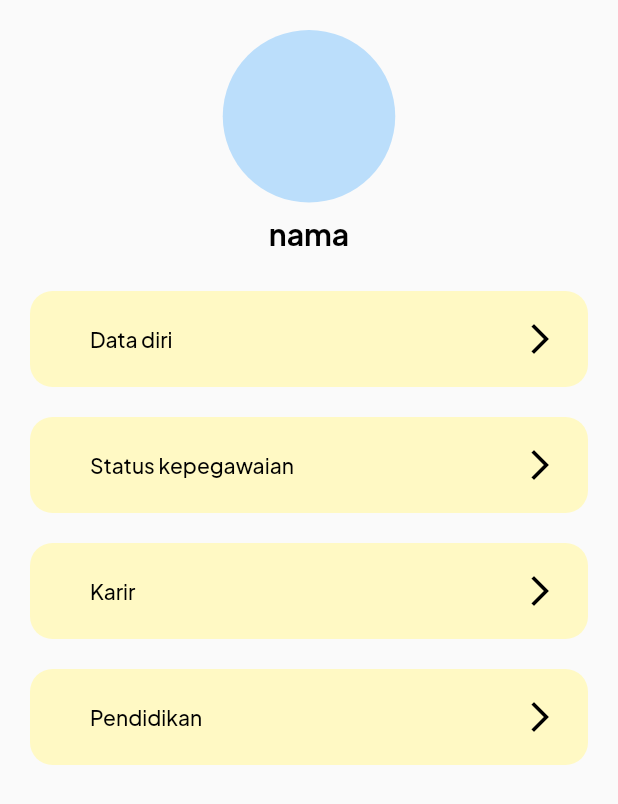
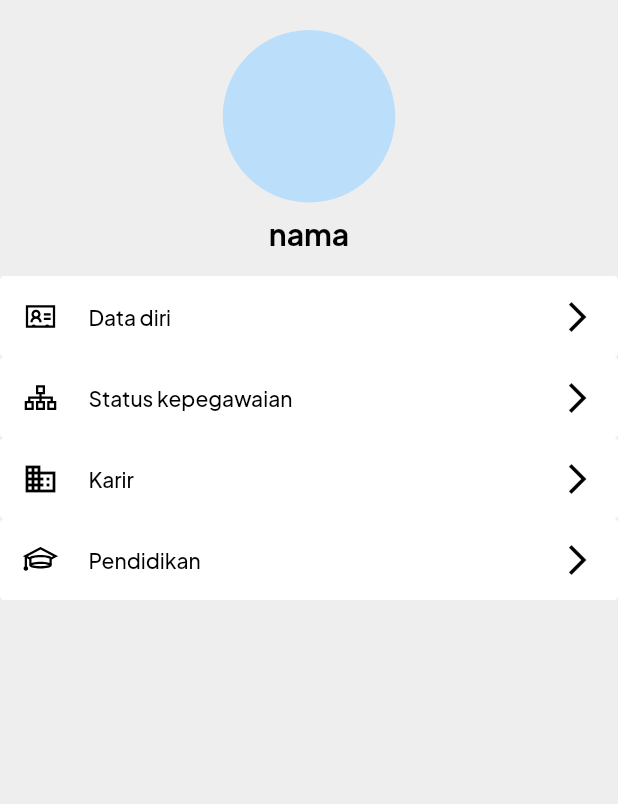
Before and after one commit to Magang-DSTI-BNI/uimobile, a Flutter app: the AkunScreen screen opened directly, on a phone screen of 412 x 824 dp. Shown: the top 804 px of the screen. Run offline on Flutter 3.47's test engine with Material 2 defaults, Android fonts, the light colour scheme and no system bars; our stand-ins replace google_nav_bar, line_icons, pull_to_refresh, shared_preferences, transparent_image; accounts and stored records are empty.

Commit message:
setting dan akun

```diff
--- a/lib/Screens/akuntab/akun.dart
+++ b/lib/Screens/akuntab/akun.dart
@@ -1,4 +1,5 @@
 import 'package:flutter/material.dart';
+import 'package:line_icons/line_icon.dart';
 import 'package:mobileapp/Screens/drawer.dart';
 import 'package:mobileapp/Screens/login.dart';
 import 'package:mobileapp/Variables/global.dart';
@@ -20,6 +21,7 @@ class _AkunScreenState extends State<AkunScreen> {
   @override
   Widget build(BuildContext context) {
     return Scaffold(
+      backgroundColor: Colors.grey[200],
       body:SingleChildScrollView(
         padding: EdgeInsets.symmetric(vertical: 20),
         child: Column(
@@ -50,18 +52,22 @@ class _AkunScreenState extends State<AkunScreen> {
             ),
 
             ProfileMenu(
+              icon: LineIcons.addressCard,
               text: "Data diri",
               press: () {},
             ),
             ProfileMenu(
+              icon:LineIcons.sitemap,
               text: "Status kepegawaian",
               press: () {},
             ),
             ProfileMenu(
+              icon:Icons.business,
               text: "Karir",
               press: () {},
             ),
             ProfileMenu(
+              icon:LineIcons.graduationCap,
               text: "Pendidikan",
               press: () {},
             ),
--- a/lib/Screens/akuntab/menu_akun.dart
+++ b/lib/Screens/akuntab/menu_akun.dart
@@ -4,27 +4,30 @@ class ProfileMenu extends StatelessWidget {
   const ProfileMenu({
     Key? key,
     required this.text,
+    required this.icon,
     this.press,
   }) : super(key: key);
 
   final String text;
   final VoidCallback? press;
+  final IconData icon;
 
   @override
   Widget build(BuildContext context) {
     return Padding(
-      padding: EdgeInsets.symmetric(horizontal: 20, vertical: 10),
+      padding: EdgeInsets.symmetric(horizontal: 0, vertical: 0),
       child: TextButton(
         style: TextButton.styleFrom(
           primary: Colors.black,
-          padding: EdgeInsets.all(20),
+          padding: EdgeInsets.all(15),
           shape:
-          RoundedRectangleBorder(borderRadius: BorderRadius.circular(15)),
-          backgroundColor: Colors.yellow[100],
+          RoundedRectangleBorder(borderRadius: BorderRadius.circular(3)),
+          backgroundColor: Colors.white,
         ),
         onPressed: press,
         child: Row(
           children: [
+            Icon(icon),
             SizedBox(width: 20),
             Expanded(child: Text(text)),
             Icon(Icons.arrow_forward_ios),
--- a/lib/Screens/dashboard.dart
+++ b/lib/Screens/dashboard.dart
@@ -61,6 +61,7 @@ class _DashboardScreen extends State<DashboardScreen> {
   @override
   Widget build(BuildContext context) {
     return Scaffold(
+      backgroundColor: Colors.grey[200],
       body: Center(
         child: SmartRefresher(
             scrollController: _scrollController,
--- a/lib/Screens/main_screen.dart
+++ b/lib/Screens/main_screen.dart
@@ -41,7 +41,7 @@ class _MainScreenState extends State<MainScreen> {
           ],
         ),
         centerTitle: true,
-        backgroundColor: Colors.yellow[100],
+        backgroundColor: Colors.yellow[200],
       ),
       body:pageList[pageIndex],
       bottomNavigationBar: Container(
```
Also changed, not shown: lib/Screens/drawer.dart (+6 -25 lines), lib/Screens/settings.dart (added, +35 -0 lines).
